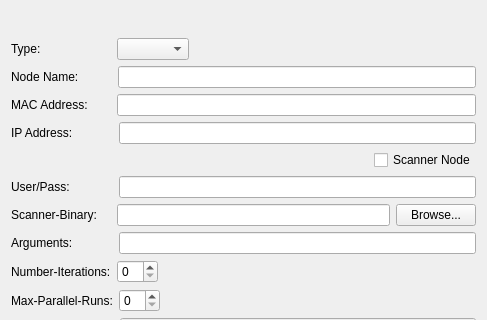
Old version of the form UI Designs/05. AddNodeUI.ui in the repository sds-team-1/scan-detection-system-utep; both pictures show x 0 to 487 and y 97 to 417 of the 487 by 600 pixel window.
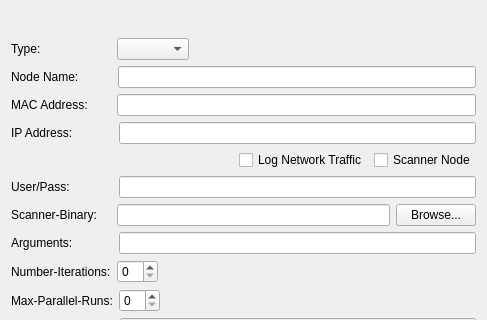
New version of the form.

Commit message: - Modified Add Node View and Included Log Net Traffic in Main Window.

```diff
--- a/UI Designs/05. AddNodeUI.ui
+++ b/UI Designs/05. AddNodeUI.ui
@@ -115,6 +115,13 @@
          </property>
         </spacer>
        </item>
+       <item>
+        <widget class="QCheckBox" name="nodeLogNetNodeCheckBox_addNodeWindow">
+         <property name="text">
+          <string>Log Network Traffic</string>
+         </property>
+        </widget>
+       </item>
        <item>
         <widget class="QCheckBox" name="nodeScannerNodeCheckBox_addNodeWindow">
          <property name="text">
```
The commit also changes 2 other files.
